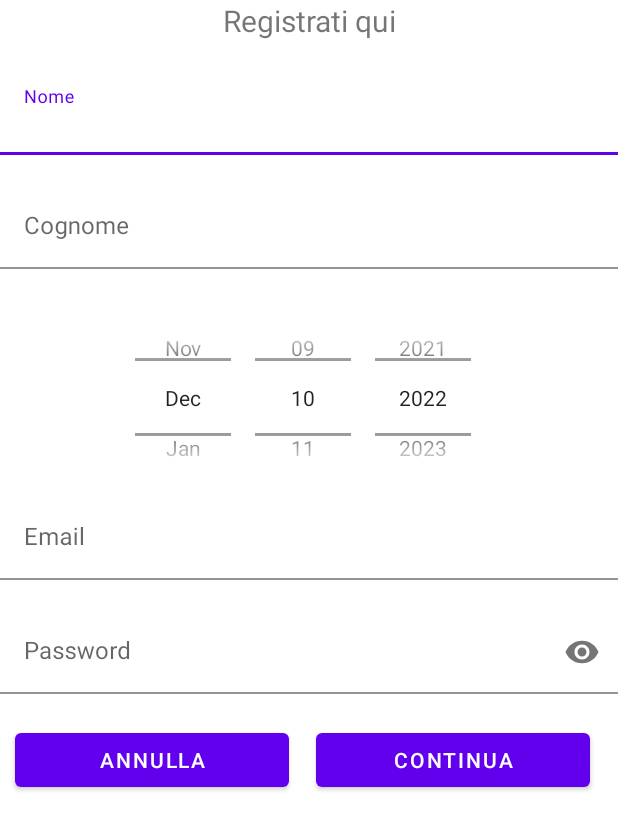
After one commit to Martino-Pistellato/BeKind, an Android app: the fragment RegistrationFragment1 shown on its own in the app's theme, on a phone screen of 412 x 824 dp. The commit adds this screen. Shown: the top 830 px of the screen. Run offline under Robolectric (Android 15) with nearby library versions, the phone set to English and light mode, and no system bars; 1 statement that could not run was skipped.

Commit message:
completamento login e prima parte registrazione

```diff
--- a/app/build.gradle
+++ b/app/build.gradle
@@ -37,6 +37,7 @@ android {
 dependencies {
     implementation 'androidx.navigation:navigation-fragment:2.5.3'
     implementation 'androidx.navigation:navigation-ui:2.5.3'
+    implementation 'androidx.legacy:legacy-support-v4:1.0.0'
     def lifecycle_version = "2.5.1"
     def arch_version = "2.1.0"
     def work_version = "2.7.1"
--- a/app/src/main/java/com/example/bekind_v2/DataLayer/UserManager.java
+++ b/app/src/main/java/com/example/bekind_v2/DataLayer/UserManager.java
@@ -8,8 +8,8 @@ public class UserManager {
         UserDatabaseRepository.createUser(getUserId(), name, surname, birth, email, city, street, street_number, neighbourhoodID);
     }
 
-    public static void login(String email, String password){
-        UserLoginRepository.login(email, password);
+    public static void login(String email, String password, MyCallback myCallback){
+        UserLoginRepository.login(email, password, myCallback);
     }
 
     public static void logout(){
--- /dev/null
+++ b/app/src/main/java/com/example/bekind_v2/UILayer/Authentication/RegistrationFragment1.java
@@ -0,0 +1,73 @@
+package com.example.bekind_v2.UILayer.Authentication;
+
+import android.content.Intent;
+import android.os.Bundle;
+import android.view.LayoutInflater;
+import android.view.View;
+import android.view.ViewGroup;
+import android.widget.Button;
+import android.widget.DatePicker;
+import android.widget.Toast;
+
+import androidx.annotation.NonNull;
+import androidx.annotation.Nullable;
+import androidx.fragment.app.Fragment;
+import androidx.lifecycle.ViewModelProvider;
+
+import com.example.bekind_v2.R;
+import com.google.android.material.textfield.TextInputEditText;
+
+import java.util.Date;
+
+public class RegistrationFragment1 extends Fragment {
+
+    private AuthenticationViewModel authenticationViewModel;
+
+    public static RegistrationFragment1 newInstance() {
+        return new RegistrationFragment1();
+    }
+
+    @Override
+    public View onCreateView(@NonNull LayoutInflater inflater, @Nullable ViewGroup container,
+                             @Nullable Bundle savedInstanceState) {
+        View view = inflater.inflate(R.layout.fragment_registration1, container, false);
+
+        TextInputEditText name = view.findViewById(R.id.register_name),surname = view.findViewById(R.id.register_surname),
+                          email = view.findViewById(R.id.register_email), password = view.findViewById(R.id.register_password);
+        DatePicker birth = view.findViewById(R.id.registration_date_picker);
+        Button cancelBtn = view.findViewById(R.id.cancel_button), continueBtn = view.findViewById(R.id.continue_button);
+        String userName = name.getText().toString().trim(), userSurname = surname.getText().toString().trim(),
+               userEmail = email.getText().toString().trim(), userPassword = password.getText().toString().trim();
+        authenticationViewModel.setBirthDate(birth);
+
+        cancelBtn.setOnClickListener(new View.OnClickListener() {
+            @Override
+            public void onClick(View v) {
+                startActivity(new Intent(getContext(), LoginActivity.class));
+            }
+        });
+
+        continueBtn.setOnClickListener(new View.OnClickListener() {
+            @Override
+            public void onClick(View v) {
+                if(!authenticationViewModel.checkFiedls(name, userName, surname, userSurname, email, userEmail, password, userPassword))
+                    Toast.makeText(getContext(), "Errore: i campi non sono stati riempiti correttamente", Toast.LENGTH_SHORT).show();
+                else{
+                    Date birthDate = authenticationViewModel.toDate(birth);
+                    authenticationViewModel.saveUserData(userName, userSurname, userEmail, userPassword, birthDate);
+                    authenticationViewModel.changeFragment(getActivity(), R.id.fragment_registration1);
+                }
+            }
+        });
+
+        return view;
+    }
+
+    @Override
+    public void onActivityCreated(@Nullable Bundle savedInstanceState) {
+        super.onActivityCreated(savedInstanceState);
+        authenticationViewModel = new ViewModelProvider(this).get(AuthenticationViewModel.class);
+        // TODO: Use the ViewModel
+    }
+
+}
--- a/app/src/main/java/com/example/bekind_v2/UILayer/BottomBar.java
+++ b/app/src/main/java/com/example/bekind_v2/UILayer/BottomBar.java
@@ -22,8 +22,6 @@ import androidx.lifecycle.ViewModelProvider;
 import com.google.android.material.chip.Chip;
 import com.google.android.material.textfield.TextInputEditText;
 
-import java.time.LocalDateTime;
-import java.util.ArrayList;
 import java.util.Date;
 
 public class BottomBar extends AppCompatActivity {
--- a/app/src/main/java/com/example/bekind_v2/UILayer/BottomBarViewModel.java
+++ b/app/src/main/java/com/example/bekind_v2/UILayer/BottomBarViewModel.java
@@ -27,7 +27,7 @@ public class BottomBarViewModel extends ViewModel {
         ProposalRepository.createProposal(title, body, expiringDate, userId, null, filters);
     }
 
-    public Date toDate(int year, int month, int day, int hour, int minute){
+    public static Date toDate(int year, int month, int day, int hour, int minute){
         Calendar expiringDate = Calendar.getInstance();
         expiringDate.set(year, month, day, hour, minute);
         return expiringDate.getTime();
--- /dev/null
+++ b/app/src/main/res/layout/fragment_registration1.xml
@@ -0,0 +1,143 @@
+<?xml version="1.0" encoding="utf-8"?>
+<FrameLayout
+    xmlns:android="http://schemas.android.com/apk/res/android"
+    xmlns:app="http://schemas.android.com/apk/res-auto"
+    xmlns:tools="http://schemas.android.com/tools"
+    android:id="@+id/fragment_registration1"
+    android:layout_width="wrap_content"
+    android:layout_height="wrap_content"
+    tools:context=".UILayer.Authentication.RegistrationFragment1"
+    android:layout_centerVertical="true"
+    android:layout_centerHorizontal="true"
+    android:gravity="center">
+
+    <RelativeLayout
+        android:id="@+id/user_register_container"
+        android:layout_width="wrap_content"
+        android:layout_height="wrap_content"
+        app:layout_constraintLeft_toLeftOf="parent"
+        app:layout_constraintRight_toRightOf="parent"
+        app:layout_constraintTop_toTopOf="parent"
+        app:layout_constraintBottom_toBottomOf="parent"
+        android:background="@color/white">
+
+        <TextView
+            android:id="@+id/text_register"
+            android:layout_width="match_parent"
+            android:layout_height="wrap_content"
+            android:gravity="center"
+            android:text="Registrati qui"
+            android:textSize="20sp"
+            android:layout_marginBottom="20dp"/>
+
+        <!-- attribute layout_below specifies under which XML element this element is placed -->
+
+        <com.google.android.material.textfield.TextInputLayout
+            android:id="@+id/name_container"
+            android:layout_width="match_parent"
+            android:layout_height="wrap_content"
+            app:boxBackgroundColor="@color/white"
+            android:layout_below="@+id/text_register">
+
+            <com.google.android.material.textfield.TextInputEditText
+                android:id="@+id/register_name"
+                android:layout_width="match_parent"
+                android:layout_height="wrap_content"
+                android:hint="Nome"
+                android:inputType="textNoSuggestions"
+                android:layout_marginBottom="20dp"/>
+
+        </com.google.android.material.textfield.TextInputLayout>
+
+        <com.google.android.material.textfield.TextInputLayout
+            android:id="@+id/surname_container"
+            android:layout_width="match_parent"
+            android:layout_height="wrap_content"
+            app:boxBackgroundColor="@color/white"
+            android:layout_below="@+id/name_container">
+
+            <com.google.android.material.textfield.TextInputEditText
+                android:id="@+id/register_surname"
+                android:layout_width="match_parent"
+                android:layout_height="wrap_content"
+                android:hint="Cognome"
+                android:inputType="textNoSuggestions"
+                android:layout_marginBottom="20dp"/>
+        </com.google.android.material.textfield.TextInputLayout>
+
+        <DatePicker
+            android:id="@+id/registration_date_picker"
+            android:layout_width="wrap_content"
+            android:layout_height="131dp"
+            android:calendarViewShown="false"
+            android:datePickerMode="spinner"
+            android:spinnersShown="true"
+            android:layout_below="@id/surname_container"
+            android:layout_centerHorizontal="true"/>
+
+        <com.google.android.material.textfield.TextInputLayout
+            android:id="@+id/email_container"
+            android:layout_width="match_parent"
+            android:layout_height="wrap_content"
+            app:boxBackgroundColor="@color/white"
+            android:layout_below="@+id/registration_date_picker">
+
+            <com.google.android.material.textfield.TextInputEditText
+                android:id="@+id/register_email"
+                android:layout_width="match_parent"
+                android:layout_height="wrap_content"
+                android:hint="Email"
+                android:inputType="textEmailAddress"
+                android:layout_marginBottom="20dp"/>
+        </com.google.android.material.textfield.TextInputLayout>
+
+        <com.google.android.material.textfield.TextInputLayout
+            android:id="@+id/password_container"
+            android:layout_width="match_parent"
+            android:layout_height="wrap_content"
+            app:boxBackgroundColor="@color/white"
+            android:layout_below="@+id/email_container"
+            app:passwordToggleEnabled="true">
+            <com.google.android.material.textfield.TextInputEditText
+                android:id="@+id/register_password"
+                android:layout_width="match_parent"
+                android:layout_height="wrap_content"
+                android:hint="Password"
+                android:inputType="textPassword"
+                android:layout_below="@+id/register_email"
+                android:layout_marginBottom="20dp"/>
+        </com.google.android.material.textfield.TextInputLayout>
+
+        <LinearLayout
+            android:id="@+id/buttons_container"
+            android:layout_width="match_parent"
+            android:layout_height="wrap_content"
+            android:orientation="horizontal"
+            android:layout_below="@+id/password_container"
+            android:weightSum="2.2"> <!-- trying to keep everything balanced, also with space -->
+            <Button
+                android:id="@+id/cancel_button"
+                android:layout_width="0dp"
+                android:layout_weight="1"
+                android:layout_height="wrap_content"
+                android:text="Annulla"
+                android:layout_marginBottom="20dp"
+                android:layout_marginStart="10dp"/>
+            <Space
+                android:layout_width="0dp"
+                android:layout_weight="0.1"
+                android:layout_height="wrap_content"/>
+
+            <Button
+                android:id="@+id/continue_button"
+                android:layout_width="0dp"
+                android:layout_weight="1"
+                android:layout_height="wrap_content"
+                android:text="Continua"
+                android:layout_marginBottom="20dp"/>
+
+        </LinearLayout>
+
+    </RelativeLayout>
+
+</FrameLayout>
--- a/app/src/main/res/values/strings.xml
+++ b/app/src/main/res/values/strings.xml
@@ -5,4 +5,6 @@
     <string name="title_available">Attività</string>
     <string name="title_dashboard">Bacheca</string>
     <string name="title_profile">Profilo</string>
+    <!-- TODO: Remove or change this placeholder text -->
+    <string name="hello_blank_fragment">Hello blank fragment</string>
 </resources>
```
Also changed, not shown: app/src/main/AndroidManifest.xml (+14 -0 lines), app/src/main/java/com/example/bekind_v2/DataLayer/UserLoginRepository.java (+14 -3 lines), app/src/main/java/com/example/bekind_v2/UILayer/Authentication/AuthenticationViewModel.java (added, +101 -0 lines), app/src/main/java/com/example/bekind_v2/UILayer/Authentication/LoginActivity.java (added, +48 -0 lines), app/src/main/java/com/example/bekind_v2/UILayer/Authentication/RegistrationActivity.java (added, +16 -0 lines), app/src/main/java/com/example/bekind_v2/UILayer/Authentication/RegistrationFragment2.java (added, +36 -0 lines), app/src/main/res/layout/activity_login.xml (added, +97 -0 lines), app/src/main/res/layout/activity_registration.xml (added, +10 -0 lines), app/src/main/res/layout/fragment_registration2.xml (added, +146 -0 lines).
